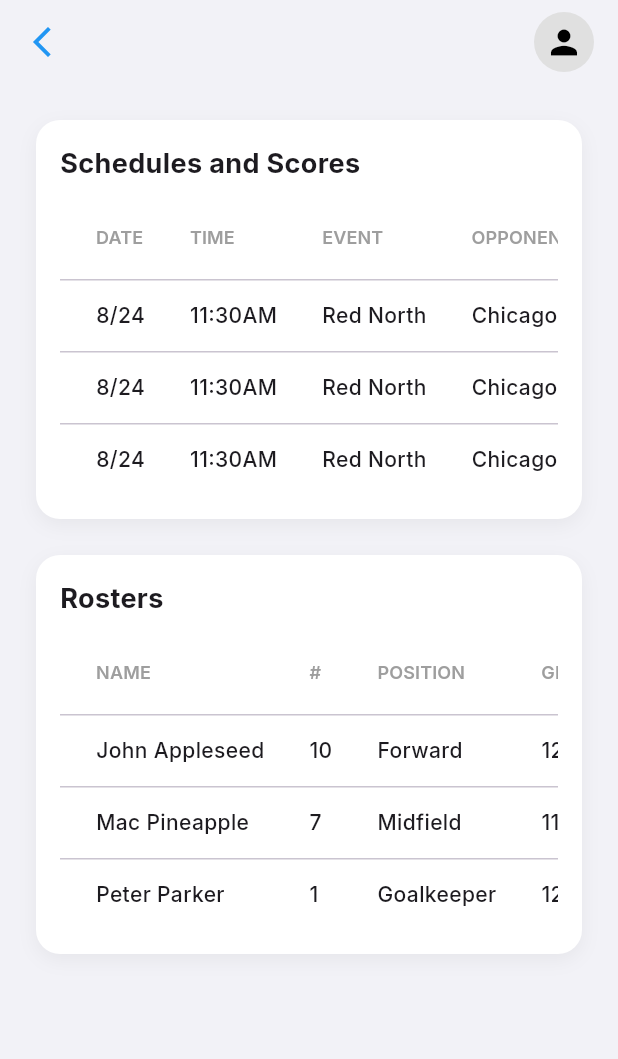
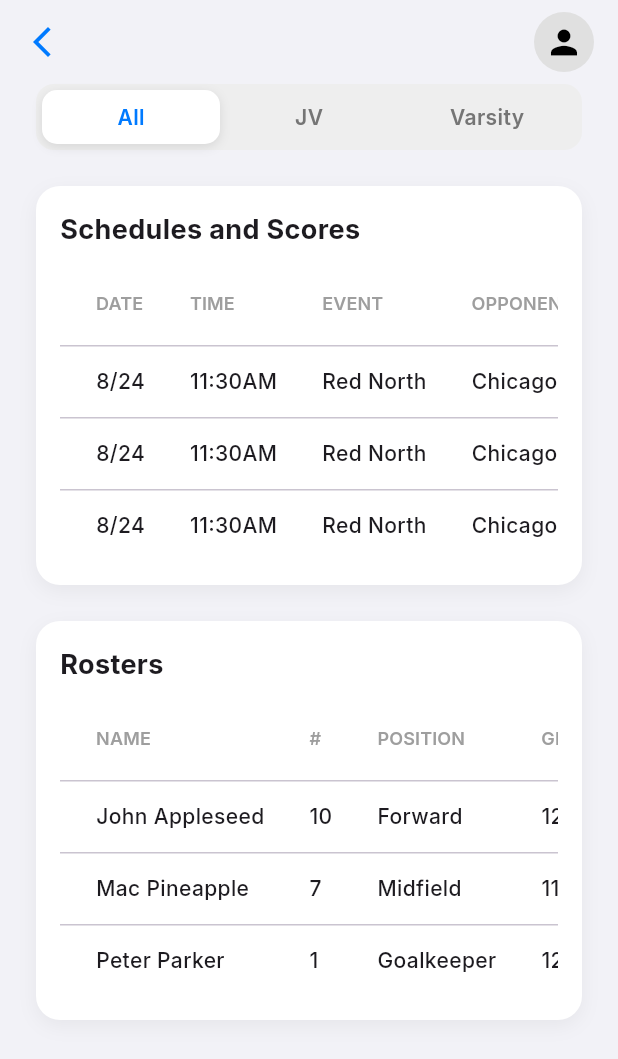
Before and after one commit to NCP-Stampede/northside-app, a Flutter app: the SportDetailPage screen opened directly with empty values, on a phone screen of 412 x 824 dp. Shown: the top 1059 px of the screen. Run offline on Flutter 3.47's test engine with Material 3 defaults, Android fonts, the phone set to English and light mode, and no system bars; our stand-ins replace get, google_fonts, sliver_tools, table_calendar, webview_flutter.

Commit message:
Update sport_detail_page.dart

```diff
--- a/northside_app/lib/presentation/athletics/sport_detail_page.dart
+++ b/northside_app/lib/presentation/athletics/sport_detail_page.dart
@@ -2,18 +2,10 @@
 
 import 'package:flutter/material.dart';
 import 'package:get/get.dart';
+import '../../core/utils/app_colors.dart'; // FIX: Corrected import path
 
-// --- UPDATED Data Models ---
 class GameSchedule {
-  const GameSchedule({
-    required this.date,
-    required this.time,
-    required this.event,
-    required this.opponent,
-    required this.location,
-    required this.score,
-    required this.result,
-  });
+  const GameSchedule({required this.date, required this.time, required this.event, required this.opponent, required this.location, required this.score, required this.result});
   final String date;
   final String time;
   final String event;
@@ -24,18 +16,12 @@ class GameSchedule {
 }
 
 class Player {
-  const Player({
-    required this.name,
-    required this.number,
-    required this.position,
-    required this.grade,
-  });
+  const Player({required this.name, required this.number, required this.position, required this.grade});
   final String name;
   final String number;
   final String position;
   final String grade;
 }
-// --- End of Data Models ---
 
 class SportDetailPage extends StatefulWidget {
   const SportDetailPage({super.key, required this.sportName});
@@ -46,24 +32,20 @@ class SportDetailPage extends StatefulWidget {
 }
 
 class _SportDetailPageState extends State<SportDetailPage> {
-  // --- State and Placeholder Data ---
-  final String _selectedLevel = 'All';
+  String _selectedLevel = 'All';
   final List<String> _levels = ['All', 'JV', 'Varsity'];
 
   final List<GameSchedule> _schedules = const [
     GameSchedule(date: '8/24', time: '11:30AM', event: 'Red North', opponent: 'Chicago (Lane)', location: 'CPS Hansen Field', score: '0-5', result: 'L'),
     GameSchedule(date: '8/24', time: '11:30AM', event: 'Red North', opponent: 'Chicago (Taft)', location: 'CPS Hansen Field', score: '3-1', result: 'W'),
     GameSchedule(date: '8/24', time: '11:30AM', event: 'Red North', opponent: 'Chicago (Whitney Young)', location: 'Northeastern Illinois', score: '0-5', result: 'L'),
-    // ... add more placeholder data as needed
   ];
 
   final List<Player> _roster = const [
     Player(name: 'John Appleseed', number: '10', position: 'Forward', grade: '12'),
     Player(name: 'Mac Pineapple', number: '7', position: 'Midfield', grade: '11'),
     Player(name: 'Peter Parker', number: '1', position: 'Goalkeeper', grade: '12'),
-    // ... add more placeholder data as needed
   ];
-  // --- End of State ---
 
   @override
   Widget build(BuildContext context) {
@@ -73,7 +55,7 @@ class _SportDetailPageState extends State<SportDetailPage> {
         backgroundColor: Colors.transparent,
         elevation: 0,
         leading: IconButton(
-          icon: const Icon(Icons.arrow_back_ios_new, color: Colors.blue),
+          icon: const Icon(Icons.arrow_back_ios_new, color: AppColors.primaryBlue),
           onPressed: () => Get.back(),
         ),
         title: Text(
@@ -107,10 +89,41 @@ class _SportDetailPageState extends State<SportDetailPage> {
     );
   }
 
-  // --- Main UI Component Builder Methods ---
-
   Widget _buildTeamLevelTabs() {
-    return Container( /* ... same as before ... */ );
+    return Container(
+      padding: const EdgeInsets.all(4),
+      decoration: BoxDecoration(
+        color: Colors.grey.shade200,
+        borderRadius: BorderRadius.circular(12),
+      ),
+      child: Row(
+        children: _levels.map((level) {
+          final isSelected = _selectedLevel == level;
+          return Expanded(
+            child: GestureDetector(
+              onTap: () => setState(() => _selectedLevel = level),
+              child: Container(
+                padding: const EdgeInsets.symmetric(vertical: 8),
+                decoration: BoxDecoration(
+                  color: isSelected ? Colors.white : Colors.transparent,
+                  borderRadius: BorderRadius.circular(10),
+                  boxShadow: isSelected ? [BoxShadow(color: Colors.black.withOpacity(0.1), blurRadius: 5, offset: const Offset(0, 2))] : [],
+                ),
+                child: Center(
+                  child: Text(
+                    level,
+                    style: TextStyle(
+                      fontWeight: FontWeight.w600,
+                      color: isSelected ? AppColors.primaryBlue : Colors.grey.shade600,
+                    ),
+                  ),
+                ),
+              ),
+            ),
+          );
+        }).toList(),
+      ),
+    );
   }
 
   Widget _buildTableContainer(String title, Widget table) {
@@ -127,7 +140,6 @@ class _SportDetailPageState extends State<SportDetailPage> {
         children: [
           Text(title, style: const TextStyle(fontSize: 18, fontWeight: FontWeight.bold)),
           const SizedBox(height: 8),
-          // This makes the table scrollable horizontally
           SingleChildScrollView(
             scrollDirection: Axis.horizontal,
             child: table,
@@ -137,11 +149,9 @@ class _SportDetailPageState extends State<SportDetailPage> {
     );
   }
 
-  // --- Table Builder Methods ---
-
-  Widget _buildScheduleTable() {
+  DataTable _buildScheduleTable() {
     return DataTable(
-      columnSpacing: 30, // Adjust spacing between columns
+      columnSpacing: 30,
       columns: ['DATE', 'TIME', 'EVENT', 'OPPONENT', 'LOCATION', 'SCORE', 'W/L'].map((h) => DataColumn(label: _headerText(h))).toList(),
       rows: _schedules.map((s) => DataRow(cells: [
         DataCell(_dataText(s.date)),
@@ -155,7 +165,7 @@ class _SportDetailPageState extends State<SportDetailPage> {
     );
   }
 
-  Widget _buildRosterTable() {
+  DataTable _buildRosterTable() {
     return DataTable(
       columnSpacing: 30,
       columns: ['NAME', '#', 'POSITION', 'GRADE'].map((h) => DataColumn(label: _headerText(h))).toList(),
@@ -168,8 +178,6 @@ class _SportDetailPageState extends State<SportDetailPage> {
     );
   }
 
-  // --- Generic Helper Widgets ---
-
   Text _headerText(String text) {
     return Text(text, style: TextStyle(color: Colors.grey.shade500, fontWeight: FontWeight.w600, fontSize: 12));
   }
```
